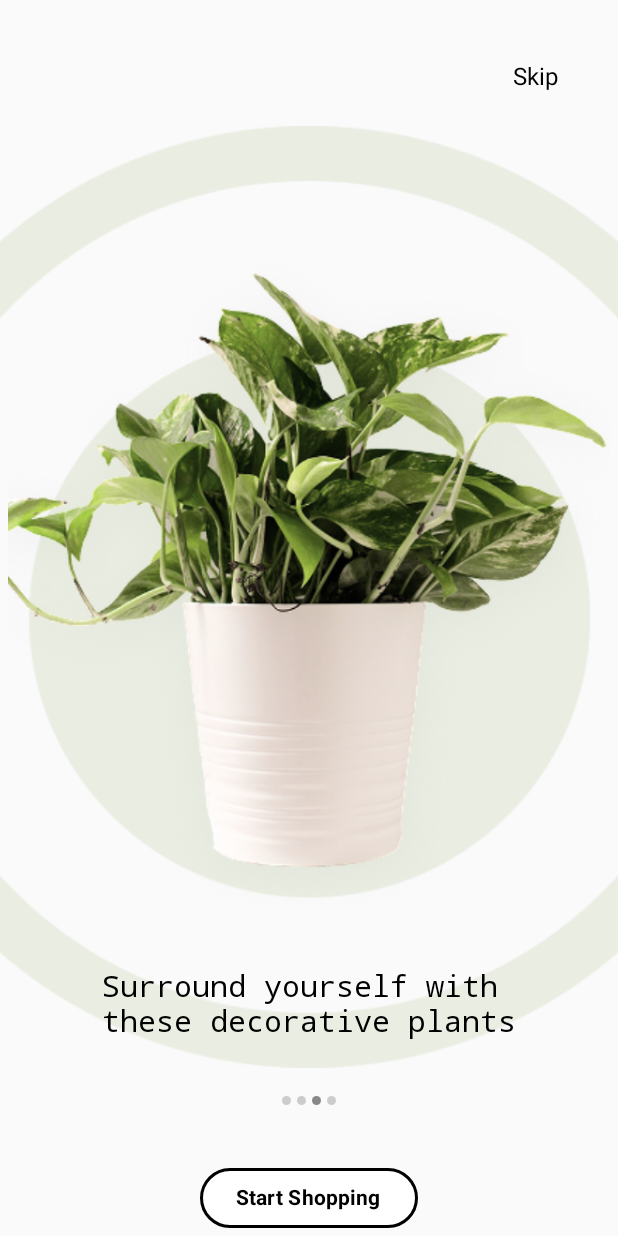
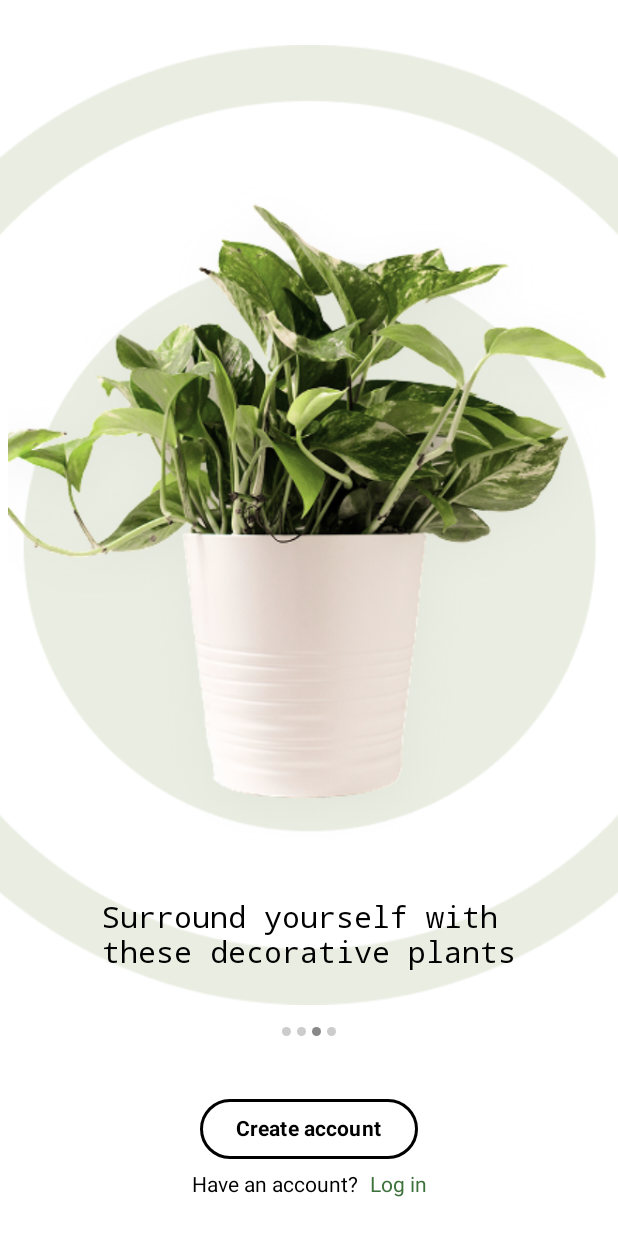
Before and after one commit to AlonzaL/PlantStore, an Android app built with Jetpack Compose: the screen it shows after launch (MainActivity), on a phone screen of 412 x 824 dp. Run offline under Robolectric (Android 15) with nearby library versions, the phone set to English and light mode, and no system bars; our stand-ins replace Firebase (no records; nobody signed in at launch, a user with empty details on screens opened directly).

Commit message:
Работа над ошибками

```diff
--- a/app/src/main/java/com/example/plantstore/plantstore/domain/PlantModel.kt
+++ b/app/src/main/java/com/example/plantstore/plantstore/domain/PlantModel.kt
@@ -5,7 +5,7 @@ import java.io.Serializable
 data class PlantModel(
     var Id: Int = 0,
     var Title: String = "",
-    var CategoryId: String = "",
+    var CategoryId: Int = 0,
     var Description: String = "",
     var Price: Double = 0.0,
     var PriceId: Int = 0,
--- a/app/src/main/java/com/example/plantstore/plantstore/helper/Preview.kt
+++ b/app/src/main/java/com/example/plantstore/plantstore/helper/Preview.kt
@@ -5,7 +5,7 @@ import com.example.plantstore.plantstore.domain.PlantModel
 val previewPlant = PlantModel(
     Id = 1,
     Title = "Plant",
-    CategoryId = "1",
+    CategoryId = 0,
     Description = "la la la",
     Price = 23.5,
     PriceId = 1,
--- a/app/src/main/java/com/example/plantstore/plantstore/navigation/NavGraph.kt
+++ b/app/src/main/java/com/example/plantstore/plantstore/navigation/NavGraph.kt
@@ -11,6 +11,7 @@ import androidx.navigation.compose.NavHost
 import androidx.navigation.compose.composable
 import androidx.navigation.compose.rememberNavController
 import com.example.plantstore.plantstore.domain.PlantModel
+import com.example.plantstore.plantstore.screen.auth.AuthScreen
 import com.example.plantstore.plantstore.screen.detail.DetailScreen
 import com.example.plantstore.plantstore.screen.intro.WelcomeScreen
 import com.example.plantstore.plantstore.screen.main.MainScreen
@@ -26,10 +27,25 @@ fun NavGraph(
         navController = navController,
         startDestination = Screen.Intro.route
     ) {
+        composable(Screen.Auth.route) {
+            AuthScreen(
+                onStartClick = {
+                    navController.navigate(Screen.Home.route) {
+                        popUpTo(Screen.Intro.route) {
+                            inclusive = true
+                        }
+                    }
+                },
+                onBack = {
+                    navController.navigate(Screen.Intro.route)
+                }
+            )
+        }
+
         composable(Screen.Intro.route) {
             WelcomeScreen(
-                onStartClick = {
-                    navController.navigate(Screen.Home.route) {
+                onLogIn = {
+                    navController.navigate(Screen.Auth.route) {
                         popUpTo(Screen.Intro.route) {
                             inclusive = true
                         }
@@ -82,4 +98,6 @@ sealed class Screen(
     data object Intro : Screen("intro")
     data object Home : Screen("home")
     data object Detail : Screen("detail")
+
+    data object Auth : Screen("auth")
 }
--- a/app/src/main/java/com/example/plantstore/plantstore/screen/detail/DetailImage.kt
+++ b/app/src/main/java/com/example/plantstore/plantstore/screen/detail/DetailImage.kt
@@ -30,7 +30,7 @@ import com.example.plantstore.plantstore.helper.previewPlant
 
 @Composable
 fun DetailImage(
-    imagePath: PlantModel
+    imagePath: String
 ) {
     Column(
         modifier = Modifier
@@ -64,7 +64,7 @@ fun DetailImage(
         }
 
         AsyncImage(
-            model = imagePath.ImagePath,
+            model = imagePath,
             contentDescription = null,
             contentScale = ContentScale.Fit,
             modifier = Modifier
@@ -108,6 +108,6 @@ fun DetailImage(
 @Preview
 fun DetailImagePreview() {
     DetailImage(
-        imagePath = previewPlant
+        imagePath = "previewPlant"
     )
 }
--- a/app/src/main/java/com/example/plantstore/plantstore/screen/detail/DetailScreen.kt
+++ b/app/src/main/java/com/example/plantstore/plantstore/screen/detail/DetailScreen.kt
@@ -39,7 +39,7 @@ fun DetailScreen(
 
             item {
                 DetailImage(
-                    imagePath = item
+                    imagePath = item.ImagePath[1]
                 )
             }
 
--- a/app/src/main/java/com/example/plantstore/plantstore/screen/intro/WelcomeScreen.kt
+++ b/app/src/main/java/com/example/plantstore/plantstore/screen/intro/WelcomeScreen.kt
@@ -3,14 +3,17 @@ package com.example.plantstore.plantstore.screen.intro
 import androidx.compose.foundation.BorderStroke
 import androidx.compose.foundation.Image
 import androidx.compose.foundation.background
+import androidx.compose.foundation.clickable
 import androidx.compose.foundation.layout.Arrangement
 import androidx.compose.foundation.layout.Box
 import androidx.compose.foundation.layout.Column
 import androidx.compose.foundation.layout.Row
 import androidx.compose.foundation.layout.Spacer
 import androidx.compose.foundation.layout.fillMaxSize
+import androidx.compose.foundation.layout.height
 import androidx.compose.foundation.layout.padding
 import androidx.compose.foundation.layout.size
+import androidx.compose.foundation.layout.width
 import androidx.compose.foundation.shape.CircleShape
 import androidx.compose.material3.Button
 import androidx.compose.material3.ButtonDefaults
@@ -25,9 +28,11 @@ import androidx.compose.ui.Alignment
 import androidx.compose.ui.Modifier
 import androidx.compose.ui.graphics.Color
 import androidx.compose.ui.layout.ContentScale
+import androidx.compose.ui.res.colorResource
 import androidx.compose.ui.res.painterResource
 import androidx.compose.ui.text.font.FontFamily
 import androidx.compose.ui.text.font.FontWeight
+import androidx.compose.ui.tooling.preview.Preview
 import androidx.compose.ui.unit.dp
 import androidx.compose.ui.unit.sp
 import com.example.plantstore.R
@@ -35,7 +40,7 @@ import kotlinx.coroutines.delay
 
 @Composable
 fun WelcomeScreen(
-    onStartClick: () -> Unit
+    onLogIn: () -> Unit
 ) {
     val images = listOf(
         R.drawable.flower_1,
@@ -56,31 +61,27 @@ fun WelcomeScreen(
     Box(
         modifier = Modifier
             .fillMaxSize()
-            .padding(top = 42.dp)
+            //.padding(top = 42.dp)
+            .background(
+                color = Color.White
+            )
     ) {
         Image(
             painter = painterResource(R.drawable.bg_welcomescreen),
             contentDescription = "bk",
             modifier = Modifier
                 .size(670.dp)
-                .padding(top = 42.dp)
+                .padding(top = 30.dp)
             ,
             contentScale = ContentScale.Crop
         )
 
         Column(
             modifier = Modifier
-                .fillMaxSize(),
+                .fillMaxSize()
+                .padding(top = 90.dp),
             horizontalAlignment = Alignment.CenterHorizontally
         ) {
-            Text(
-                text = "Skip",
-                fontSize = 16.sp,
-                modifier = Modifier
-                    .align(Alignment.End)
-                    .padding(bottom = 75.dp, end = 40.dp)
-            )
-
             // Картинка
             Image(
                 painter = painterResource(id = images[currentIndex]),
@@ -122,7 +123,7 @@ fun WelcomeScreen(
             }
 
             Button(
-                onClick = onStartClick,
+                onClick = { },
                 border = BorderStroke(2.dp, Color.Black),
                 colors = ButtonDefaults.buttonColors(
                     containerColor = Color.White,
@@ -130,11 +131,32 @@ fun WelcomeScreen(
                 )
             ) {
                 Text(
-                    text = "Start Shopping",
+                    text = "Create account",
                     fontWeight = FontWeight.Bold,
                     fontSize = 14.sp
+                )
+            }
+            Spacer(modifier = Modifier.height(5.dp))
+            Row {
+                Text(
+                    text = "Have an account?"
+                )
+                Spacer(modifier = Modifier.width(8.dp))
+                Text(
+                    text = "Log in",
+                    color = colorResource(R.color.price),
+                    modifier = Modifier
+                        .clickable { onLogIn() }
                 )
             }
         }
     }
 }
+
+@Preview
+@Composable
+fun WelcomeScreenPreview() {
+    WelcomeScreen(
+        onLogIn = {}
+    )
+}
--- a/app/src/main/java/com/example/plantstore/plantstore/screen/main/PlantSection.kt
+++ b/app/src/main/java/com/example/plantstore/plantstore/screen/main/PlantSection.kt
@@ -66,7 +66,7 @@ fun PlantCard(
                 contentAlignment = Alignment.Center
             ) {
                 AsyncImage(
-                    model = item.ImagePath,
+                    model = item.ImagePath[0],
                     contentDescription = null,
                     modifier = Modifier
                         .fillMaxSize(),
--- a/app/src/main/res/values/colors.xml
+++ b/app/src/main/res/values/colors.xml
@@ -13,4 +13,6 @@
     <color name="fav">#FF5D5D</color>
     <color name="no_fav">#ADADAD</color>
     <color name="descr">#555555</color>
+    <color name="authBg">#F1F1F1</color>
+    <color name="auth">#777777</color>
 </resources>
```
Also changed, not shown: app/src/main/java/com/example/plantstore/plantstore/screen/auth/AuthHeader.kt (added, +61 -0 lines), app/src/main/java/com/example/plantstore/plantstore/screen/auth/AuthLogInScreen.kt (added, +220 -0 lines), app/src/main/java/com/example/plantstore/plantstore/screen/detail/DetailName.kt (+9 -1 lines), app/src/main/java/com/example/plantstore/plantstore/screen/listPlant/ListPlantScreen.kt (added, +14 -0 lines).
